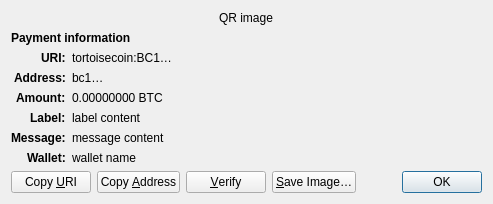
This is src/qt/forms/receiverequestdialog.ui in ant12334/Tortoisecoin as Qt 5 draws it before an edit. The edited form follows.
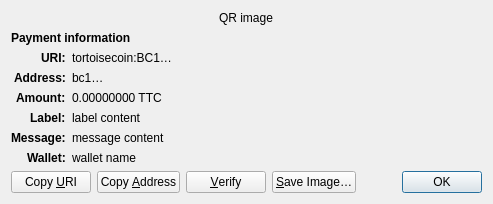
This is the edited form. Custom widgets are drawn as their Qt base class.

Diff of the .ui file:
```diff
--- a/src/qt/forms/receiverequestdialog.ui
+++ b/src/qt/forms/receiverequestdialog.ui
@@ -126,7 +126,7 @@
    <item row="4" column="1" alignment="Qt::AlignTop">
     <widget class="QLabel" name="amount_content">
      <property name="text">
-      <string notr="true">0.00000000 BTC</string>
+      <string notr="true">0.00000000 TTC</string>
      </property>
      <property name="textFormat">
       <enum>Qt::PlainText</enum>
```
